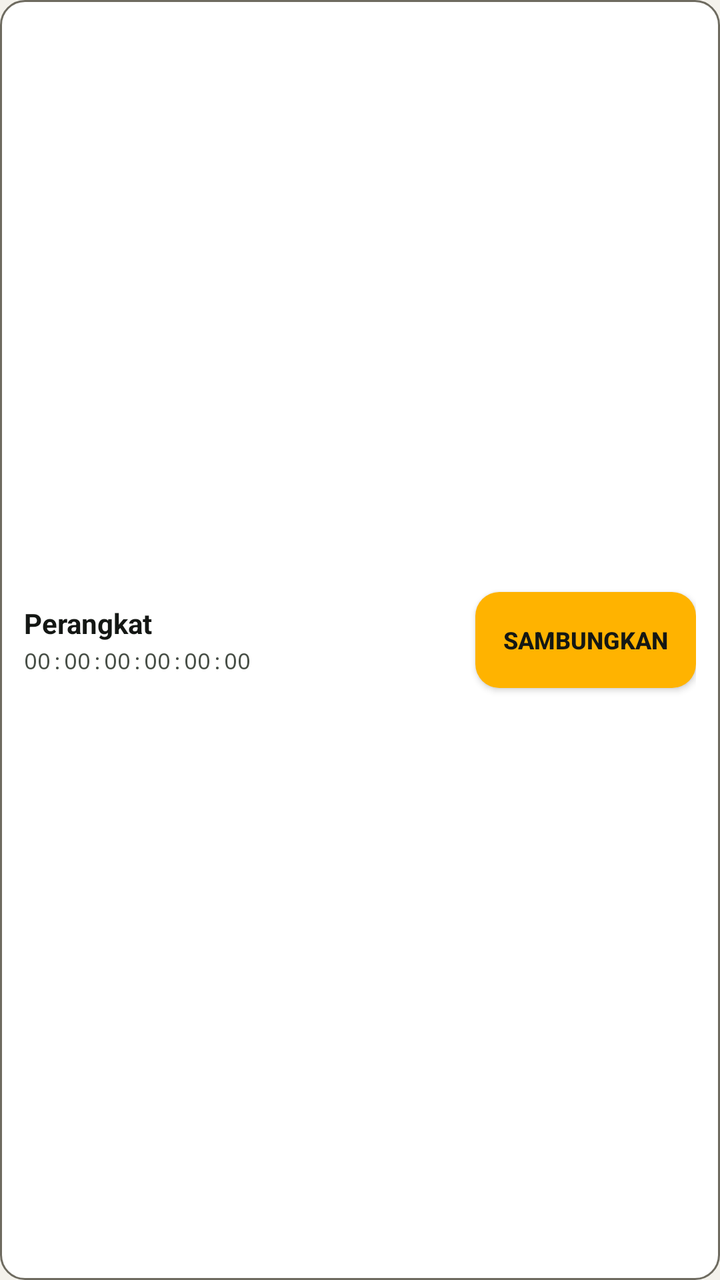
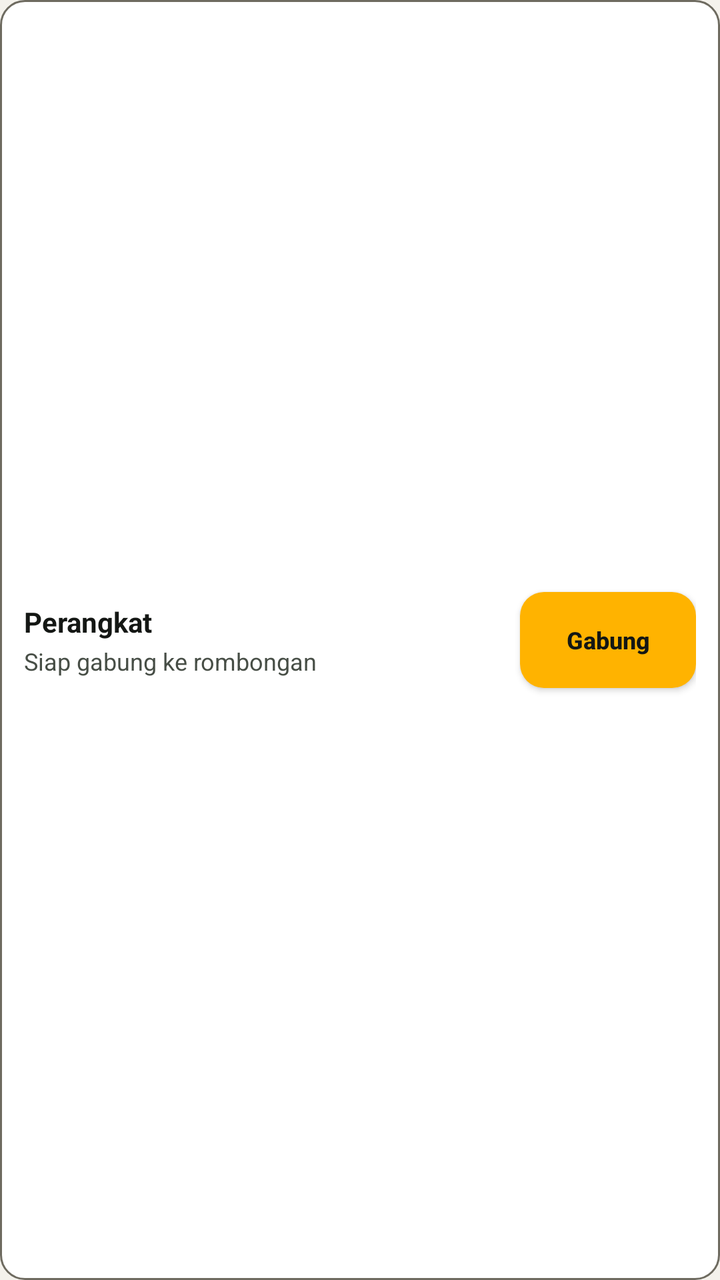

Screens rendered from an Android XML layout before and after an edit, with the pre-edit source and the edit as a unified diff.
<!-- AndroidManifest.xml: application theme Theme.SanepoOffGrid -->
<!-- res/layout/item_p2p_discovered.xml -->
<?xml version="1.0" encoding="utf-8"?>
<LinearLayout xmlns:android="http://schemas.android.com/apk/res/android"
    android:layout_width="match_parent"
    android:layout_height="wrap_content"
    android:layout_marginBottom="8dp"
    android:background="@drawable/bg_console_card"
    android:gravity="center_vertical"
    android:orientation="horizontal"
    android:padding="12dp">

    <LinearLayout
        android:layout_width="0dp"
        android:layout_height="wrap_content"
        android:layout_marginEnd="8dp"
        android:layout_weight="1"
        android:orientation="vertical">

        <TextView
            android:id="@+id/tvP2pDeviceName"
            android:layout_width="match_parent"
            android:layout_height="wrap_content"
            android:text="Perangkat"
            android:textColor="@color/ink_primary"
            android:textSize="14sp"
            android:textStyle="bold" />

        <TextView
            android:id="@+id/tvP2pDeviceAddress"
            android:layout_width="match_parent"
            android:layout_height="wrap_content"
            android:layout_marginTop="2dp"
            android:fontFamily="monospace"
            android:text="00:00:00:00:00:00"
            android:textColor="@color/ink_secondary"
            android:textSize="11sp" />
    </LinearLayout>

    <Button
        android:id="@+id/btnP2pConnect"
        android:layout_width="wrap_content"
        android:layout_height="wrap_content"
        android:background="@drawable/bg_accent_btn"
        android:minHeight="48dp"
        android:paddingStart="14dp"
        android:paddingEnd="14dp"
        android:text="Sambungkan"
        android:textColor="@color/ink_on_accent"
        android:textSize="12sp"
        android:textStyle="bold" />
</LinearLayout>
<!-- resources referenced by this layout -->
<resources>
  <color name="ink_on_accent">#141714</color>
  <color name="ink_primary">#141714</color>
  <color name="ink_secondary">#474E46</color>
  <!-- drawable bg_accent_btn (drawable) -->
  <?xml version="1.0" encoding="utf-8"?>
  <selector xmlns:android="http://schemas.android.com/apk/res/android">
      <item android:state_focused="true">
          <shape android:shape="rectangle">
              <solid android:color="@color/accent_fill" />
              <stroke android:width="3dp" android:color="@color/ink_primary" />
              <corners android:radius="12dp" />
          </shape>
      </item>
      <item android:state_pressed="true">
          <shape android:shape="rectangle">
              <solid android:color="@color/accent_ink" />
              <corners android:radius="12dp" />
          </shape>
      </item>
      <item>
          <shape android:shape="rectangle">
              <solid android:color="@color/accent_fill" />
              <corners android:radius="12dp" />
          </shape>
      </item>
  </selector>
  <!-- drawable bg_console_card (drawable) -->
  <?xml version="1.0" encoding="utf-8"?>
  <shape xmlns:android="http://schemas.android.com/apk/res/android"
      android:shape="rectangle">
      <solid android:color="@color/bg_console" />
      <stroke
          android:width="1dp"
          android:color="@color/stroke_instrument" />
      <corners android:radius="12dp" />
  </shape>
  <style name="Theme.SanepoOffGrid" parent="Theme.AppCompat.DayNight.NoActionBar">
          <item name="colorPrimary">@color/accent_fill</item>
          <item name="colorPrimaryDark">@color/bg_canvas</item>
          <item name="colorAccent">@color/accent_ink</item>
          <item name="android:windowBackground">@color/bg_canvas</item>
          <item name="android:statusBarColor">@color/bg_canvas</item>
          <item name="android:navigationBarColor">@color/bg_console</item>
          <item name="android:windowLightStatusBar">true</item>
          <item name="android:textColorPrimary">@color/ink_primary</item>
          <item name="android:textColorSecondary">@color/ink_secondary</item>
      </style>
  <color name="accent_fill">#FFB300</color>
  <color name="accent_ink">#9A4300</color>
  <color name="bg_console">#FFFFFF</color>
  <color name="stroke_instrument">#6E6B60</color>
  <color name="bg_canvas">#F4F2EC</color>
</resources>

<!-- the commit's change to res/layout/item_p2p_discovered.xml (unified diff, before → after) -->
@@ -29,10 +29,9 @@
             android:layout_width="match_parent"
             android:layout_height="wrap_content"
             android:layout_marginTop="2dp"
-            android:fontFamily="monospace"
-            android:text="00:00:00:00:00:00"
+            android:text="Siap gabung ke rombongan"
             android:textColor="@color/ink_secondary"
-            android:textSize="11sp" />
+            android:textSize="12sp" />
     </LinearLayout>
 
     <Button
@@ -41,9 +40,10 @@
         android:layout_height="wrap_content"
         android:background="@drawable/bg_accent_btn"
         android:minHeight="48dp"
-        android:paddingStart="14dp"
-        android:paddingEnd="14dp"
-        android:text="Sambungkan"
+        android:paddingStart="16dp"
+        android:paddingEnd="16dp"
+        android:text="Gabung"
+        android:textAllCaps="false"
         android:textColor="@color/ink_on_accent"
         android:textSize="12sp"
         android:textStyle="bold" />
